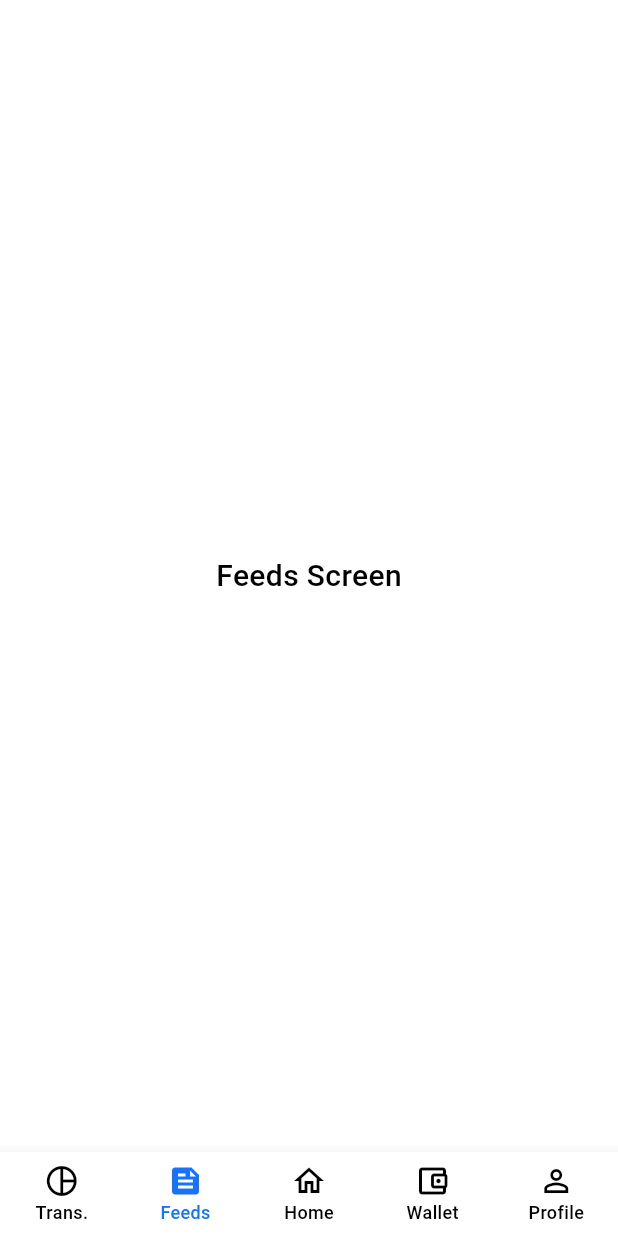
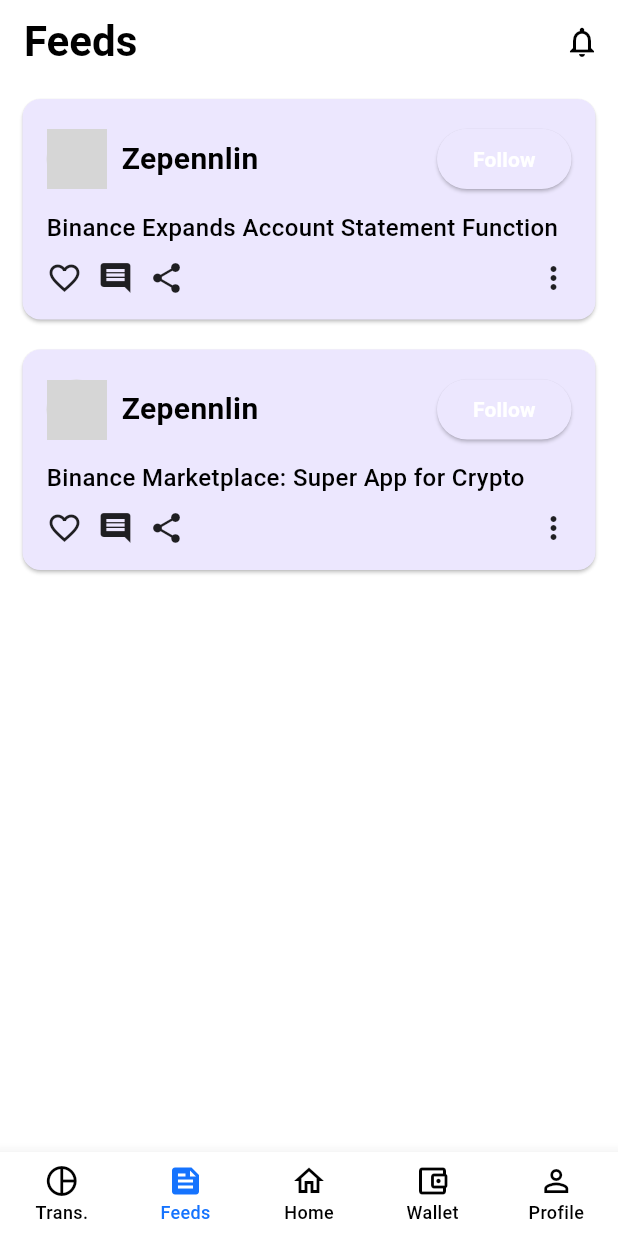
Before and after one commit to Dapo-dan/bankio, a Flutter app: the MainScreen screen opened by its route, item 2 of the bottom bar chosen, on a phone screen of 412 x 824 dp. Run offline on Flutter 3.47's test engine with Material 3 defaults, Android fonts, the phone set to English and light mode, and no system bars; our stand-ins replace bloc, equatable, firebase_auth, firebase_core, fl_chart, flutter_bloc and 1 more; accounts and stored records are empty; network calls fail; grey boxes are pictures that could not be loaded.

Commit message:
feat: refactor home and feed logic

```diff
--- a/lib/app/router.dart
+++ b/lib/app/router.dart
@@ -12,7 +12,7 @@ import 'package:go_router/go_router.dart';
 
 class AppRouter {
   static final router = GoRouter(
-    initialLocation: '/home',
+    initialLocation: '/',
     routes: [
       GoRoute(path: '/', builder: (context, state) => const SplashScreen()),
       GoRoute(path: '/login', builder: (context, state) => const LoginPage()),
--- /dev/null
+++ b/lib/logic/feed_bloc/feed_bloc.dart
@@ -0,0 +1,19 @@
+import 'package:bloc/bloc.dart';
+import 'package:equatable/equatable.dart';
+
+part 'feed_event.dart';
+part 'feed_state.dart';
+
+class FeedBloc extends Bloc<FeedEvent, FeedState> {
+  final Map<int, bool> _followStatus =
+      {}; // Default is unfollowed for all posts
+
+  FeedBloc() : super(FeedInitial()) {
+    on<FeedEvent>((event, emit) {});
+
+    on<ToggleFollowEvent>((event, emit) {
+      _followStatus[event.postId] = !(_followStatus[event.postId] ?? false);
+      emit(FeedUpdated(Map.from(_followStatus)));
+    });
+  }
+}
--- /dev/null
+++ b/lib/logic/feed_bloc/feed_event.dart
@@ -0,0 +1,13 @@
+part of 'feed_bloc.dart';
+
+sealed class FeedEvent extends Equatable {
+  const FeedEvent();
+
+  @override
+  List<Object> get props => [];
+}
+
+class ToggleFollowEvent extends FeedEvent {
+  final int postId; // To track which post is toggled
+  const ToggleFollowEvent(this.postId);
+}
--- /dev/null
+++ b/lib/logic/feed_bloc/feed_state.dart
@@ -0,0 +1,15 @@
+part of 'feed_bloc.dart';
+
+sealed class FeedState extends Equatable {
+  const FeedState();
+
+  @override
+  List<Object> get props => [];
+}
+
+final class FeedInitial extends FeedState {}
+
+class FeedUpdated extends FeedState {
+  final Map<int, bool> followStatus; // Track follow state for posts
+  const FeedUpdated(this.followStatus);
+}
--- a/lib/presentation/screens/home/feeds_screen.dart
+++ b/lib/presentation/screens/home/feeds_screen.dart
@@ -0,0 +1,111 @@
+import 'package:bankio/logic/feed_bloc/feed_bloc.dart';
+import 'package:flutter/material.dart';
+import 'package:flutter_bloc/flutter_bloc.dart';
+
+class FeedScreen extends StatelessWidget {
+  const FeedScreen({super.key});
+
+  @override
+  Widget build(BuildContext context) {
+    return BlocProvider(
+      create: (context) => FeedBloc(),
+      child: Scaffold(
+        appBar: AppBar(
+          title: const Text('Feeds', style: TextStyle(color: Colors.black)),
+          backgroundColor: Colors.white,
+          elevation: 0,
+          iconTheme: const IconThemeData(color: Colors.black),
+          actions: [
+            IconButton(
+                onPressed: () {}, icon: const Icon(Icons.notifications_none)),
+          ],
+        ),
+        body: BlocBuilder<FeedBloc, FeedState>(
+          builder: (context, state) {
+            final followStatus = state is FeedUpdated ? state.followStatus : {};
+
+            // Sample posts data
+            final posts = [
+              {'id': 1, 'title': 'Binance Expands Account Statement Function'},
+              {'id': 2, 'title': 'Binance Marketplace: Super App for Crypto'},
+            ];
+
+            return ListView.builder(
+              itemCount: posts.length,
+              itemBuilder: (context, index) {
+                final post = posts[index];
+                final isFollowing = followStatus[post['id']] ?? false;
+
+                return Card(
+                  margin:
+                      const EdgeInsets.symmetric(vertical: 10, horizontal: 15),
+                  child: Padding(
+                    padding: const EdgeInsets.all(16),
+                    child: Column(
+                      crossAxisAlignment: CrossAxisAlignment.start,
+                      children: [
+                        Row(
+                          mainAxisAlignment: MainAxisAlignment.spaceBetween,
+                          children: [
+                            const Row(
+                              children: [
+                                CircleAvatar(
+                                  backgroundImage: NetworkImage(
+                                      'https://www.google.com/url?sa=i&url=https%3A%2F%2Fwww.aljazeera.com%2Feconomy%2F2025%2F2%2F11%2Fin-change-in-crypto-enforcement-sec-and-binance-seek-pause-in-lawsuit&psig=AOvVaw15054QT98zRj4Jqq2eV9kp&ust=1739637668201000&source=images&cd=vfe&opi=89978449&ved=0CBYQjRxqFwoTCOCshrzNw4sDFQAAAAAdAAAAABAE'),
+                                ),
+                                SizedBox(width: 10),
+                                Text(
+                                  'Zepennlin',
+                                  style: TextStyle(fontWeight: FontWeight.bold),
+                                ),
+                              ],
+                            ),
+                            ElevatedButton(
+                              onPressed: () {
+                                context.read<FeedBloc>().add(
+                                      ToggleFollowEvent(post['id'] as int),
+                                    );
+                              },
+                              style: ElevatedButton.styleFrom(
+                                  // primary: isFollowing ? Colors.green : Colors.blue,
+                                  ),
+                              child: Text(
+                                isFollowing ? 'Following' : 'Follow',
+                                style: const TextStyle(color: Colors.white),
+                              ),
+                            ),
+                          ],
+                        ),
+                        const SizedBox(height: 10),
+                        Text(
+                          "${post['title']!}",
+                          style: const TextStyle(fontSize: 16),
+                        ),
+                        const SizedBox(height: 10),
+                        const Row(
+                          mainAxisAlignment: MainAxisAlignment.spaceBetween,
+                          children: [
+                            Row(
+                              children: [
+                                Icon(Icons.favorite_border),
+                                SizedBox(width: 10),
+                                Icon(Icons.comment),
+                                SizedBox(width: 10),
+                                Icon(Icons.share),
+                              ],
+                            ),
+                            Icon(Icons.more_vert),
+                          ],
+                        ),
+                      ],
+                    ),
+                  ),
+                );
+              },
+            );
+          },
+        ),
+      ),
+    );
+  }
+}
--- a/lib/presentation/screens/home/home.dart
+++ b/lib/presentation/screens/home/home.dart
@@ -1,5 +1,5 @@
 import 'package:bankio/data/repositories/home_data_repository.dart';
-import 'package:bankio/logic/home/home_bloc.dart';
+import 'package:bankio/logic/home_bloc/home_bloc.dart';
 import 'package:bankio/presentation/screens/home/widgets/exchange_rate_widget.dart';
 import 'package:bankio/presentation/screens/home/widgets/payment_card_slider.dart';
 import 'package:bankio/presentation/screens/home/widgets/transaction_list_widget.dart';
--- a/lib/presentation/screens/home/widgets/bottom_navigation.dart
+++ b/lib/presentation/screens/home/widgets/bottom_navigation.dart
@@ -1,3 +1,4 @@
+import 'package:bankio/presentation/screens/home/feeds_screen.dart';
 import 'package:bankio/presentation/screens/home/home.dart';
 import 'package:bankio/presentation/screens/home/transactions_screen.dart';
 import 'package:flutter/material.dart';
@@ -14,7 +15,7 @@ class _MainScreenState extends State<MainScreen> {
 
   final List<Widget> _screens = [
     const TransactionPage(),
-    const Center(child: Text('Feeds Screen')),
+    const FeedScreen(),
     const HomePage(),
     const Center(child: Text('Wallet Screen')),
     const Center(child: Text('Profile Screen')),
```
Also changed, not shown: lib/logic/home_bloc/home_bloc.dart (renamed from lib/logic/home/home_bloc.dart), lib/logic/home_bloc/home_event.dart (renamed from lib/logic/home/home_event.dart), lib/logic/home_bloc/home_state.dart (renamed from lib/logic/home/home_state.dart).
